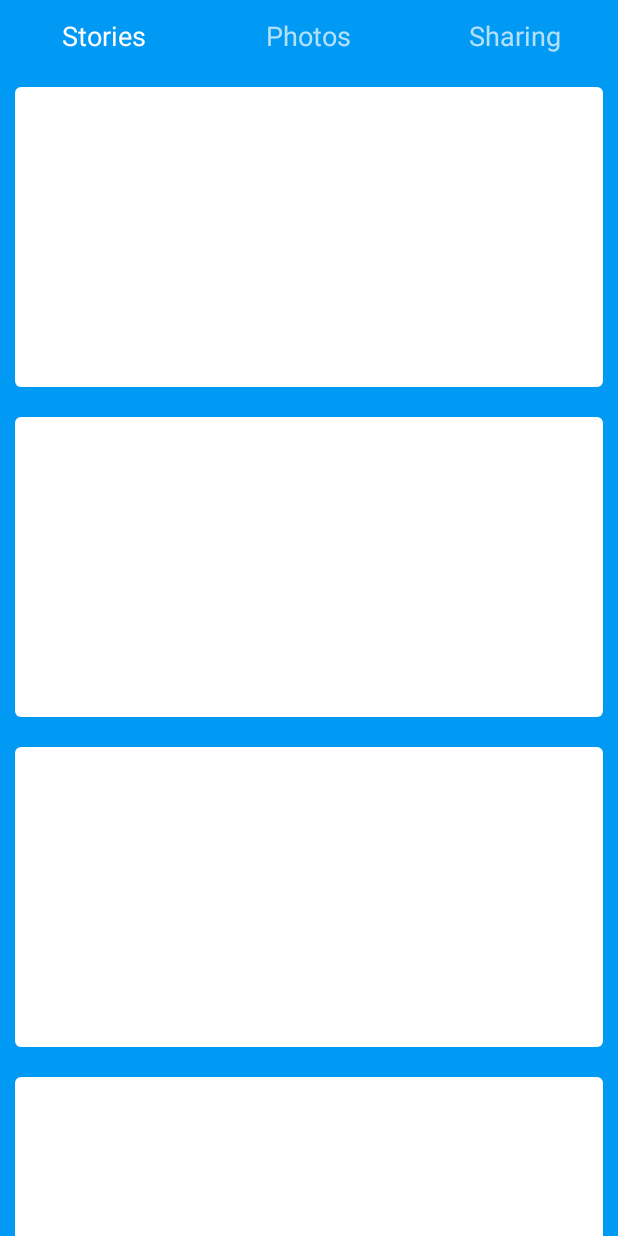
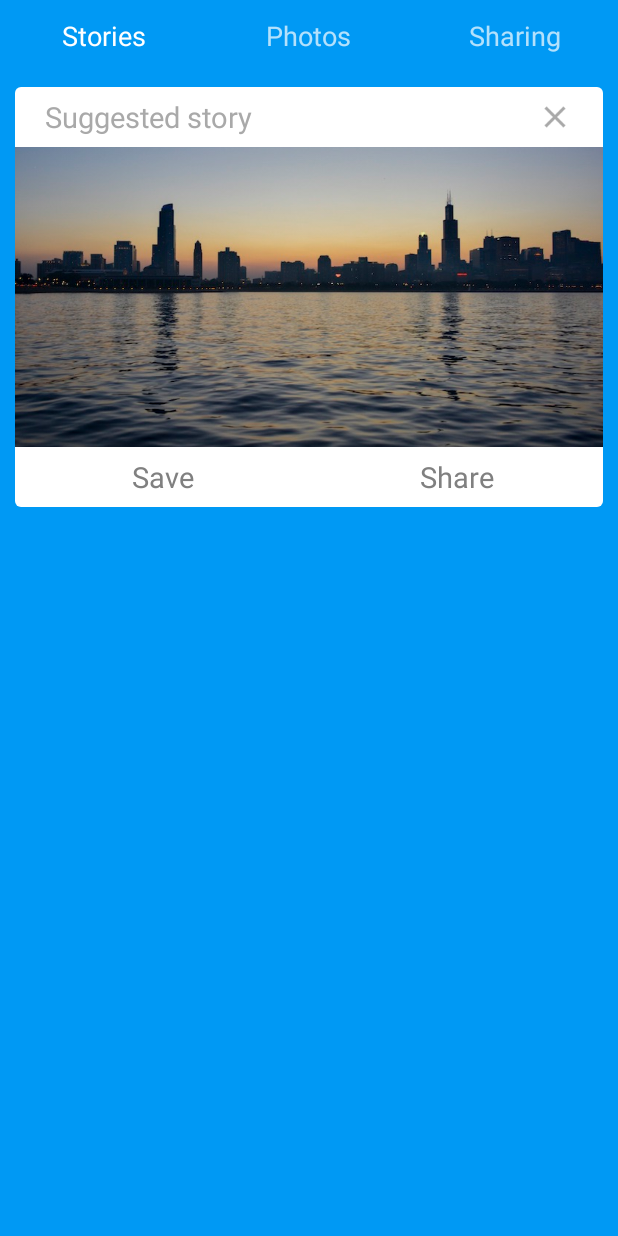
Before and after one commit to iferdelja/colored-tabs, an Android app: the screen it shows after launch (MainActivity), on a phone screen of 412 x 824 dp. Run offline under Robolectric (Android 15) with nearby library versions, the phone set to English and light mode, and no system bars.

Commit message:
Adjusted story style.

```diff
--- a/android/ColoredTabs/app/src/main/res/layout/fragment_stories.xml
+++ b/android/ColoredTabs/app/src/main/res/layout/fragment_stories.xml
@@ -1,21 +1,59 @@
 <ScrollView xmlns:android="http://schemas.android.com/apk/res/android"
             android:layout_width="match_parent"
-            android:layout_height="match_parent">
+            android:layout_height="match_parent"
+            android:fillViewport="false">
 
-    <LinearLayout
+    <RelativeLayout
         android:layout_width="match_parent"
         android:layout_height="wrap_content"
-        android:orientation="vertical">
+        >
 
-        <RelativeLayout style="@style/Story"/>
+        <RelativeLayout
+            android:id="@+id/story1"
+            style="@style/Story"
+            android:layout_alignParentTop="true">
 
-        <RelativeLayout style="@style/Story"/>
+            <TextView
+                android:id="@+id/storyTitle"
+                style="@style/StoryTitle"
+                android:drawableRight="@drawable/ic_clear_black_24dp"
+                android:drawableTint="@color/storyTitle"
+                android:text="Suggested story"/>
 
-        <RelativeLayout style="@style/Story"/>
+            <ImageView
+                android:id="@+id/storyImage"
+                android:layout_width="match_parent"
+                android:layout_height="200dp"
+                android:layout_below="@id/storyTitle"
+                android:scaleType="centerCrop"
+                android:src="@drawable/story1"/>
 
-        <RelativeLayout style="@style/Story"/>
+            <LinearLayout
+                android:layout_width="match_parent"
+                android:layout_height="40dp"
+                android:orientation="horizontal"
+                android:layout_below="@id/storyImage">
 
-        <RelativeLayout style="@style/Story"/>
+                <TextView
+                    style="@style/StoryAction"
+                    android:text="Save"/>
 
-    </LinearLayout>
+                <TextView
+                    style="@style/StoryAction"
+                    android:text="Share"/>
+            </LinearLayout>
+
+        </RelativeLayout>
+
+        <RelativeLayout
+            android:id="@+id/story2"
+            style="@style/Story"
+            android:layout_below="@id/story1"/>
+
+        <RelativeLayout
+            android:id="@+id/story3"
+            style="@style/Story"
+            android:layout_below="@id/story2"/>
+
+    </RelativeLayout>
 </ScrollView>
--- a/android/ColoredTabs/app/src/main/res/values/colors.xml
+++ b/android/ColoredTabs/app/src/main/res/values/colors.xml
@@ -3,4 +3,7 @@
     <color name="colorA">#0099F4</color>
     <color name="colorB">#2C302F</color>
     <color name="colorC">#00B466</color>
+    <color name="storyTitle">#A9A9A9</color>
+    <color name="storyAction">#808080</color>
+
 </resources>
--- a/android/ColoredTabs/app/src/main/res/values/styles.xml
+++ b/android/ColoredTabs/app/src/main/res/values/styles.xml
@@ -8,7 +8,7 @@
 
     <style name="Story">
         <item name="android:layout_width">match_parent</item>
-        <item name="android:layout_height">200dp</item>
+        <item name="android:layout_height">wrap_content</item>
         <item name="android:background">@drawable/story</item>
         <item name="android:layout_margin">10dp</item>
     </style>
@@ -17,4 +17,24 @@
         <item name="android:textAllCaps">false</item>
     </style>
 
+    <style name="StoryTitle" parent="TextAppearance.AppCompat.Medium">
+        <item name="android:textSize">19dp</item>
+        <item name="android:textColor">@color/storyTitle</item>
+        <item name="android:gravity">center_vertical</item>
+        <item name="android:paddingLeft">20dp</item>
+        <item name="android:paddingRight">20dp</item>
+        <item name="android:layout_width">match_parent</item>
+        <item name="android:layout_height">40dp</item>
+    </style>
+
+    <style name="StoryAction" parent="TextAppearance.AppCompat.Medium">
+        <item name="android:textSize">19dp</item>
+        <item name="android:textColor">@color/storyAction</item>
+
+        <item name="android:gravity">center</item>
+        <item name="android:layout_width">match_parent</item>
+        <item name="android:layout_height">match_parent</item>
+        <item name="android:layout_weight">1</item>
+    </style>
+
 </resources>
```
Also changed, not shown: android/ColoredTabs/app/src/main/res/drawable-xhdpi/ic_clear_black_24dp.png (added), android/ColoredTabs/app/src/main/res/drawable/story1.jpg (added).
